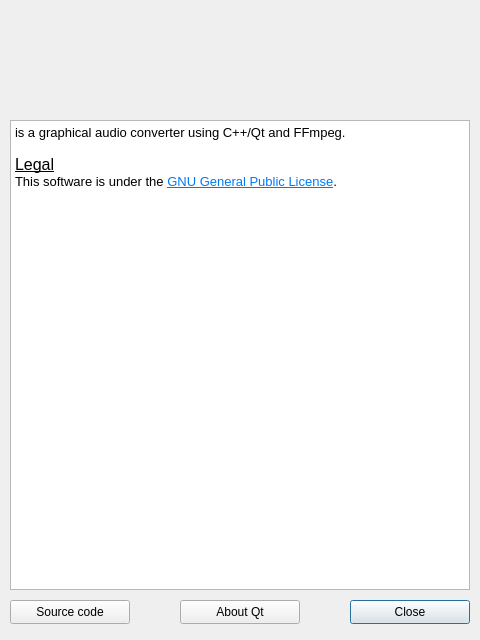
This is src/aboutdialog.ui in Bleuzen/FFaudioConverter as Qt 5 draws it before an edit. The edited form follows.
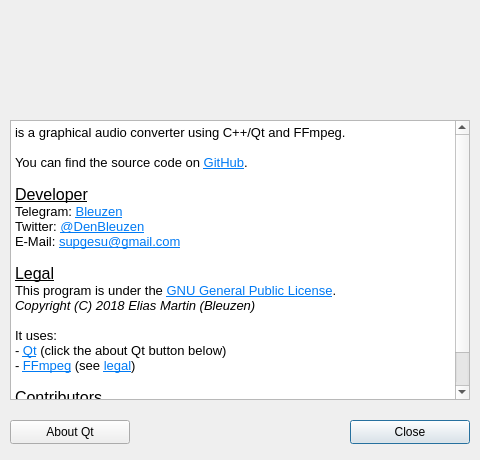
This is the edited form.

Commit message: improved about text

What changed in the file:
```diff
--- a/src/aboutdialog.ui
+++ b/src/aboutdialog.ui
@@ -7,7 +7,7 @@
     <x>0</x>
     <y>0</y>
     <width>480</width>
-    <height>640</height>
+    <height>460</height>
    </rect>
   </property>
   <property name="windowTitle">
@@ -17,7 +17,7 @@
    <property name="geometry">
     <rect>
      <x>350</x>
-     <y>600</y>
+     <y>420</y>
      <width>120</width>
      <height>24</height>
     </rect>
@@ -95,8 +95,8 @@
   <widget class="QPushButton" name="pushButton_AboutQt">
    <property name="geometry">
     <rect>
-     <x>180</x>
-     <y>600</y>
+     <x>10</x>
+     <y>420</y>
      <width>120</width>
      <height>24</height>
     </rect>
@@ -105,26 +105,13 @@
     <string>About Qt</string>
    </property>
   </widget>
-  <widget class="QPushButton" name="pushButton_Sourcecode">
-   <property name="geometry">
-    <rect>
-     <x>10</x>
-     <y>600</y>
-     <width>120</width>
-     <height>24</height>
-    </rect>
-   </property>
-   <property name="text">
-    <string>Source code</string>
-   </property>
-  </widget>
   <widget class="QTextBrowser" name="textBrowser">
    <property name="geometry">
     <rect>
      <x>10</x>
      <y>120</y>
      <width>460</width>
-     <height>470</height>
+     <height>280</height>
     </rect>
    </property>
    <property name="html">
@@ -134,9 +121,23 @@
 &lt;/style&gt;&lt;/head&gt;&lt;body style=&quot; font-family:'Noto Sans'; font-size:10pt; font-weight:400; font-style:normal;&quot;&gt;
 &lt;p style=&quot; margin-top:0px; margin-bottom:0px; margin-left:0px; margin-right:0px; -qt-block-indent:0; text-indent:0px;&quot;&gt;is a graphical audio converter using C++/Qt and FFmpeg.&lt;/p&gt;
 &lt;p style=&quot;-qt-paragraph-type:empty; margin-top:0px; margin-bottom:0px; margin-left:0px; margin-right:0px; -qt-block-indent:0; text-indent:0px;&quot;&gt;&lt;br /&gt;&lt;/p&gt;
+&lt;p style=&quot; margin-top:0px; margin-bottom:0px; margin-left:0px; margin-right:0px; -qt-block-indent:0; text-indent:0px;&quot;&gt;You can find the source code on &lt;a href=&quot;https://github.com/Bleuzen/FFaudioConverter&quot;&gt;&lt;span style=&quot; text-decoration: underline; color:#007af4;&quot;&gt;GitHub&lt;/span&gt;&lt;/a&gt;.&lt;/p&gt;
+&lt;p style=&quot;-qt-paragraph-type:empty; margin-top:0px; margin-bottom:0px; margin-left:0px; margin-right:0px; -qt-block-indent:0; text-indent:0px;&quot;&gt;&lt;br /&gt;&lt;/p&gt;
+&lt;p style=&quot; margin-top:0px; margin-bottom:0px; margin-left:0px; margin-right:0px; -qt-block-indent:0; text-indent:0px;&quot;&gt;&lt;span style=&quot; font-size:12pt; text-decoration: underline;&quot;&gt;Developer&lt;/span&gt;&lt;/p&gt;
+&lt;p style=&quot; margin-top:0px; margin-bottom:0px; margin-left:0px; margin-right:0px; -qt-block-indent:0; text-indent:0px;&quot;&gt;Telegram: &lt;a href=&quot;https://t.me/Bleuzen&quot;&gt;&lt;span style=&quot; text-decoration: underline; color:#007af4;&quot;&gt;Bleuzen&lt;/span&gt;&lt;/a&gt;&lt;/p&gt;
+&lt;p style=&quot; margin-top:0px; margin-bottom:0px; margin-left:0px; margin-right:0px; -qt-block-indent:0; text-indent:0px;&quot;&gt;Twitter: &lt;a href=&quot;https://twitter.com/denbleuzen&quot;&gt;&lt;span style=&quot; text-decoration: underline; color:#007af4;&quot;&gt;@DenBleuzen&lt;/span&gt;&lt;/a&gt;&lt;/p&gt;
+&lt;p style=&quot; margin-top:0px; margin-bottom:0px; margin-left:0px; margin-right:0px; -qt-block-indent:0; text-indent:0px;&quot;&gt;E-Mail: &lt;a href=&quot;mailto:supgesu@gmail.com&quot;&gt;&lt;span style=&quot; text-decoration: underline; color:#007af4;&quot;&gt;supgesu@gmail.com&lt;/span&gt;&lt;/a&gt;&lt;/p&gt;
+&lt;p style=&quot;-qt-paragraph-type:empty; margin-top:0px; margin-bottom:0px; margin-left:0px; margin-right:0px; -qt-block-indent:0; text-indent:0px;&quot;&gt;&lt;br /&gt;&lt;/p&gt;
 &lt;p style=&quot; margin-top:0px; margin-bottom:0px; margin-left:0px; margin-right:0px; -qt-block-indent:0; text-indent:0px;&quot;&gt;&lt;span style=&quot; font-size:12pt; text-decoration: underline;&quot;&gt;Legal&lt;/span&gt;&lt;/p&gt;
-&lt;p style=&quot; margin-top:0px; margin-bottom:0px; margin-left:0px; margin-right:0px; -qt-block-indent:0; text-indent:0px;&quot;&gt;This software is under the &lt;a href=&quot;https://www.gnu.org/licenses/gpl-3.0.txt&quot;&gt;&lt;span style=&quot; text-decoration: underline; color:#007af4;&quot;&gt;GNU General Public License&lt;/span&gt;&lt;/a&gt;.&lt;/p&gt;
-&lt;p style=&quot;-qt-paragraph-type:empty; margin-top:0px; margin-bottom:0px; margin-left:0px; margin-right:0px; -qt-block-indent:0; text-indent:0px;&quot;&gt;&lt;br /&gt;&lt;/p&gt;&lt;/body&gt;&lt;/html&gt;</string>
+&lt;p style=&quot; margin-top:0px; margin-bottom:0px; margin-left:0px; margin-right:0px; -qt-block-indent:0; text-indent:0px;&quot;&gt;This program is under the &lt;a href=&quot;https://www.gnu.org/licenses/gpl-3.0.txt&quot;&gt;&lt;span style=&quot; text-decoration: underline; color:#007af4;&quot;&gt;GNU General Public License&lt;/span&gt;&lt;/a&gt;.&lt;/p&gt;
+&lt;p style=&quot; margin-top:0px; margin-bottom:0px; margin-left:0px; margin-right:0px; -qt-block-indent:0; text-indent:0px;&quot;&gt;&lt;span style=&quot; font-style:italic;&quot;&gt;Copyright (C) 2018 Elias Martin (Bleuzen)&lt;/span&gt;&lt;/p&gt;
+&lt;p style=&quot;-qt-paragraph-type:empty; margin-top:0px; margin-bottom:0px; margin-left:0px; margin-right:0px; -qt-block-indent:0; text-indent:0px;&quot;&gt;&lt;br /&gt;&lt;/p&gt;
+&lt;p style=&quot; margin-top:0px; margin-bottom:0px; margin-left:0px; margin-right:0px; -qt-block-indent:0; text-indent:0px;&quot;&gt;It uses:&lt;/p&gt;
+&lt;p style=&quot; margin-top:0px; margin-bottom:0px; margin-left:0px; margin-right:0px; -qt-block-indent:0; text-indent:0px;&quot;&gt;- &lt;a href=&quot;https://www.qt.io/&quot;&gt;&lt;span style=&quot; text-decoration: underline; color:#007af4;&quot;&gt;Qt&lt;/span&gt;&lt;/a&gt; (click the about Qt button below)&lt;/p&gt;
+&lt;p style=&quot; margin-top:0px; margin-bottom:0px; margin-left:0px; margin-right:0px; -qt-block-indent:0; text-indent:0px;&quot;&gt;- &lt;a href=&quot;https://www.ffmpeg.org/&quot;&gt;&lt;span style=&quot; text-decoration: underline; color:#007af4;&quot;&gt;FFmpeg&lt;/span&gt;&lt;/a&gt; (see &lt;a href=&quot;https://www.ffmpeg.org/legal.html&quot;&gt;&lt;span style=&quot; text-decoration: underline; color:#007af4;&quot;&gt;legal&lt;/span&gt;&lt;/a&gt;)&lt;/p&gt;
+&lt;p style=&quot;-qt-paragraph-type:empty; margin-top:0px; margin-bottom:0px; margin-left:0px; margin-right:0px; -qt-block-indent:0; text-indent:0px;&quot;&gt;&lt;br /&gt;&lt;/p&gt;
+&lt;p style=&quot; margin-top:0px; margin-bottom:0px; margin-left:0px; margin-right:0px; -qt-block-indent:0; text-indent:0px;&quot;&gt;&lt;span style=&quot; font-size:12pt; text-decoration: underline;&quot;&gt;Contributors&lt;/span&gt;&lt;/p&gt;
+&lt;p style=&quot; margin-top:0px; margin-bottom:0px; margin-left:0px; margin-right:0px; -qt-block-indent:0; text-indent:0px;&quot;&gt;If you help me (by coding or translating this program in your language) your name will be added here.&lt;/p&gt;&lt;/body&gt;&lt;/html&gt;</string>
    </property>
    <property name="textInteractionFlags">
     <set>Qt::LinksAccessibleByKeyboard|Qt::LinksAccessibleByMouse</set>
```
The commit also changes 1 other file.
